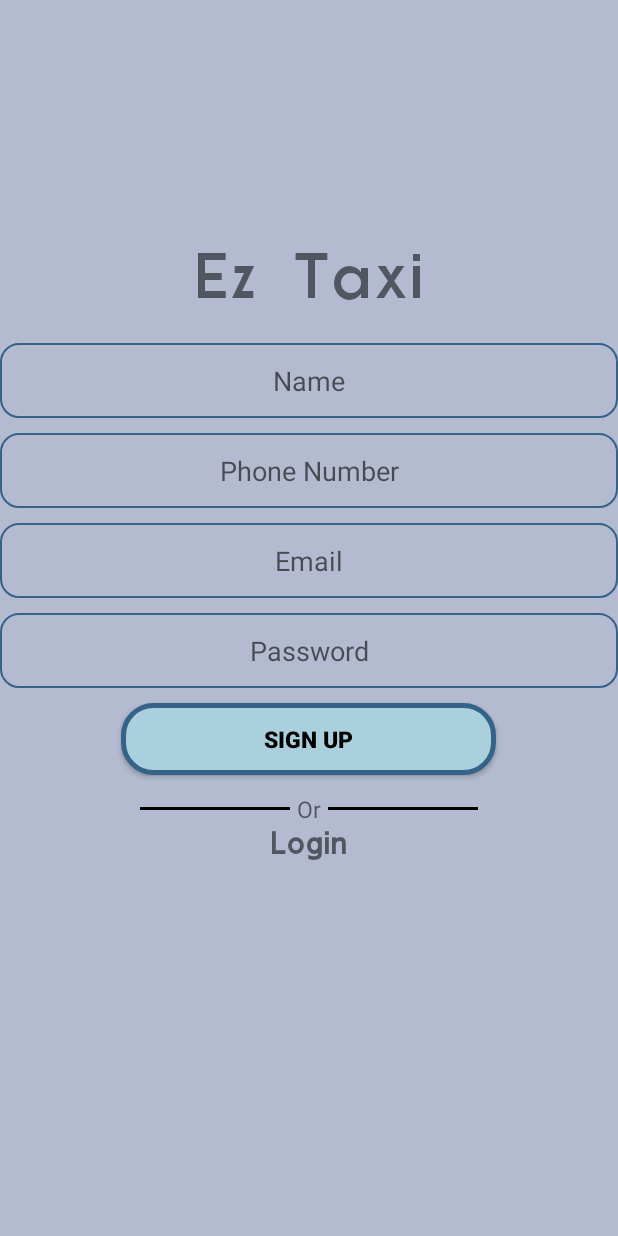
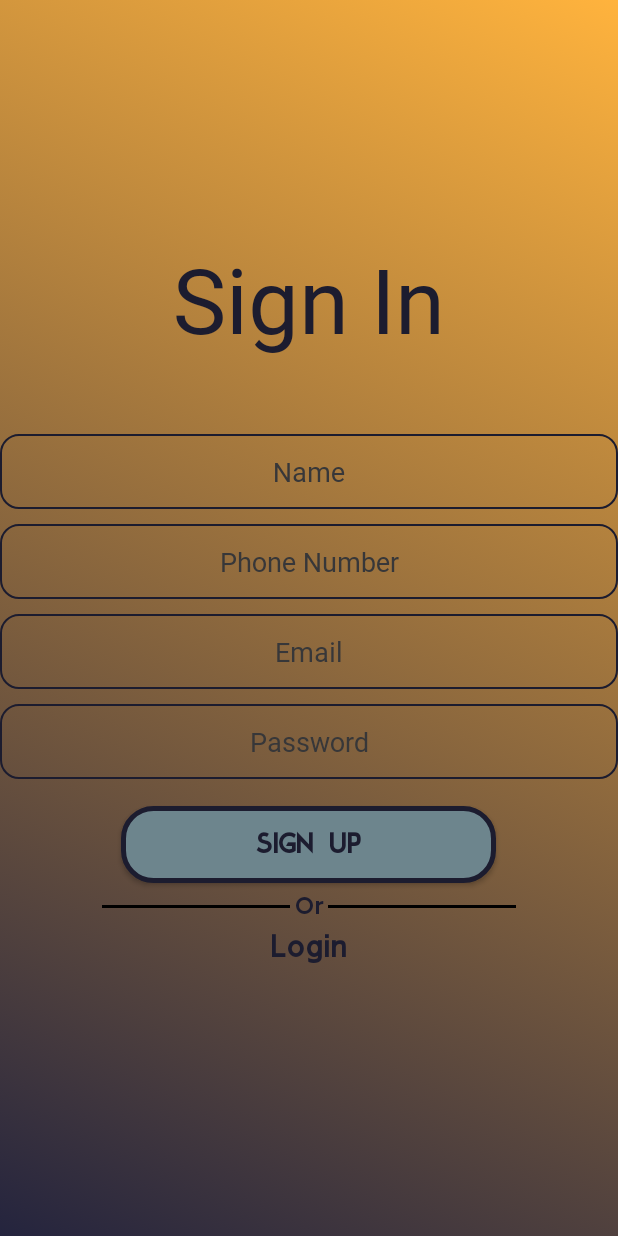
Before and after one commit to EzTaxi/EzTaxi, an Android app: the AdminUserSignUp screen opened directly, with no data from a screen before it, on a phone screen of 412 x 824 dp. Run offline under Robolectric (Android 15) with nearby library versions, the phone set to English and light mode, and no system bars; our stand-ins replace Firebase (no records; nobody signed in at launch, a user with empty details on screens opened directly).

Commit message:
updated_colored

```diff
--- a/EzTaxi/app/src/main/java/com/example/eztaxi/ViewDriver.java
+++ b/EzTaxi/app/src/main/java/com/example/eztaxi/ViewDriver.java
@@ -170,7 +170,7 @@ public class ViewDriver extends AppCompatActivity {
 
                             driverNameText.setText(Name);
                             driverPLTNText.setText(driverplatenum);
-                            driverNumberText.setText(driverNumTxt);
+                            driverNumberText.setText(Number);
 
 
                     }
--- a/EzTaxi/app/src/main/res/drawable/background_main.xml
+++ b/EzTaxi/app/src/main/res/drawable/background_main.xml
@@ -2,7 +2,11 @@
 <selector xmlns:android="http://schemas.android.com/apk/res/android">
     <item>
         <shape>
-            <solid android:color="#b4bbd1"/>
+            <gradient
+                android:startColor="#24243e"
+                android:endColor="#ffb33d"
+                android:angle="45"
+                android:type="linear" />
         </shape>
     </item>
 </selector>
--- a/EzTaxi/app/src/main/res/drawable/custom_button.xml
+++ b/EzTaxi/app/src/main/res/drawable/custom_button.xml
@@ -1,8 +1,8 @@
 <?xml version="1.0" encoding="utf-8"?>
 <shape xmlns:android="http://schemas.android.com/apk/res/android"
     android:shape="rectangle">
-  <stroke android:color="#356288" android:width="3dp"/>
-  <solid android:color="#AACFDD"/>
+  <stroke android:color="#1c1c2f" android:width="3dp"/>
+  <solid android:color="#6d858d"/>
       <!-- <stroke android:color="#356288" android:width="3dp"/> -->
     <corners android:radius="20dp"/>
 </shape>
--- a/EzTaxi/app/src/main/res/drawable/edit_text_border.xml
+++ b/EzTaxi/app/src/main/res/drawable/edit_text_border.xml
@@ -9,6 +9,6 @@
         android:topLeftRadius="12dp"
         android:topRightRadius="12dp"/>
     <stroke
-        android:color="#356288"
+        android:color="#1c1c2f"
         android:width="1dp"/>
 </shape>
--- a/EzTaxi/app/src/main/res/font/moderne.xml
+++ b/EzTaxi/app/src/main/res/font/moderne.xml
@@ -2,6 +2,7 @@
 <font-family xmlns:android="http://schemas.android.com/apk/res/android">
     <font
         android:fontStyle="normal"
-        android:fontWeight="400"
+        android:fontWeight="500"
         android:font="@font/moderne_sans_font" />
+
 </font-family>
--- a/EzTaxi/app/src/main/res/layout/activity_admin_intro_page.xml
+++ b/EzTaxi/app/src/main/res/layout/activity_admin_intro_page.xml
@@ -4,6 +4,7 @@
     xmlns:tools="http://schemas.android.com/tools"
     android:layout_width="match_parent"
     android:layout_height="match_parent"
+    android:background="@drawable/background_main"
     tools:context=".AdminIntroPage"
     android:orientation="vertical"
     android:gravity="center">
--- a/EzTaxi/app/src/main/res/layout/activity_admin_user_sign_up.xml
+++ b/EzTaxi/app/src/main/res/layout/activity_admin_user_sign_up.xml
@@ -12,29 +12,27 @@
     <LinearLayout
         android:layout_width="match_parent"
         android:layout_height="wrap_content"
+        android:layout_alignParentTop="true"
+        android:layout_alignParentBottom="true"
+        android:layout_gravity="center"
+        android:layout_marginTop="59dp"
+        android:layout_marginBottom="85dp"
+        android:gravity="center"
         android:orientation="vertical"
-tools:ignore="MissingConstraints"
-android:layout_gravity="center"
-android:gravity="center"
-android:scrollbars="vertical">
-
-<ImageView
-    android:id="@+id/Logo"
-    android:layout_width="170dp"
-    android:layout_height="154dp"
-    tools:srcCompat="@drawable/eztaxilogo" />
+        android:scrollbars="vertical"
+        tools:ignore="MissingConstraints">
 
         <TextView
             android:layout_width="match_parent"
             android:layout_height="wrap_content"
             android:layout_gravity="center"
-    android:textSize="40sp"
-    android:fontFamily="@font/moderne"
-    android:text="Ez Taxi"
+            android:layout_marginBottom="20dp"
+            android:fontFamily="@font/fs_me_reg"
             android:gravity="center"
-    android:padding="10dp"
-    android:layout_marginBottom="10dp"
-    />
+            android:padding="30dp"
+            android:text="Sign In"
+            android:textColor="#1c1c2f"
+            android:textSize="60sp" />
 
         <EditText
             android:id="@+id/fullName"
@@ -44,6 +42,8 @@ android:scrollbars="vertical">
             android:background="@drawable/edit_text_border"
             android:gravity="center"
             android:hint="Name"
+            android:textColorHint="#373739"
+            android:fontFamily="@font/fs_me_italic"
             android:inputType="textPersonName"
             android:padding="10dp" />
 
@@ -55,6 +55,8 @@ android:scrollbars="vertical">
             android:background="@drawable/edit_text_border"
             android:gravity="center"
             android:hint="Phone Number"
+            android:textColorHint="#373739"
+            android:fontFamily="@font/fs_me_italic"
             android:inputType="number"
             android:padding="10dp" />
 
@@ -63,66 +65,81 @@ android:scrollbars="vertical">
             android:id="@+id/textEmail"
             android:layout_width="match_parent"
             android:layout_height="50dp"
+            android:layout_marginBottom="10dp"
             android:background="@drawable/edit_text_border"
-    android:layout_marginBottom="10dp"
+            android:gravity="center"
+            android:hint="Email"
+            android:textColorHint="#373739"
+            android:fontFamily="@font/fs_me_italic"
             android:inputType="textEmailAddress"
-    android:hint="Email"
-    android:gravity="center"
             android:padding="10dp"
 
             />
+
         <EditText
             android:id="@+id/textPass"
             android:layout_width="match_parent"
             android:layout_height="50dp"
+            android:layout_marginBottom="10dp"
             android:background="@drawable/edit_text_border"
-    android:layout_marginBottom="10dp"
+            android:gravity="center"
+            android:hint="Password"
+            android:textColorHint="#373739"
+            android:fontFamily="@font/fs_me_italic"
             android:inputType="textPassword"
-    android:hint="Password"
-    android:gravity="center"
-    android:padding="10dp"
-    />
+            android:padding="10dp" />
+
         <androidx.appcompat.widget.AppCompatButton
             android:id="@+id/btnSignUpAcc"
             android:layout_width="250dp"
             android:layout_height="wrap_content"
-    android:layout_marginBottom="10dp"
+            android:layout_marginTop="8dp"
+            android:layout_marginBottom="3dp"
             android:background="@drawable/custom_button"
-    android:fontFamily="sans-serif-black"
-    android:padding="10dp"
+            android:fontFamily="@font/moderne_sans_font"
+            android:padding="15dp"
             android:text="Sign up"
-    android:textColor="@color/black"
-    android:textSize="15sp"/>
+            android:textStyle="bold"
+            android:textColor="#1c1c2f"
+            android:textSize="18sp" />
+
         <LinearLayout
             android:layout_width="match_parent"
             android:layout_height="wrap_content"
-    android:orientation="horizontal"
-    android:gravity="center">
+            android:gravity="center"
+            android:orientation="horizontal">
+
             <View
-        android:layout_width="100dp"
+                android:layout_width="125dp"
                 android:layout_height="2dp"
-        android:background="@android:color/black"/>
+                android:background="@android:color/black" />
+
             <TextView
                 android:layout_width="25dp"
                 android:layout_height="25dp"
-        android:textSize="15dp"
+                android:gravity="center"
+                android:fontFamily="@font/moderne"
+                android:textColor="#1c1c2f"
                 android:text="Or"
-        android:gravity="center"/>
+                android:textSize="15dp" />
+
             <View
-        android:layout_width="100dp"
+                android:layout_width="125dp"
                 android:layout_height="2dp"
-        android:background="@android:color/black"/>
+                android:background="@android:color/black" />
         </LinearLayout>
+
         <TextView
             android:id="@+id/loginAcc"
             android:layout_width="wrap_content"
-    android:layout_height="wrap_content"
+            android:layout_height="48dp"
+            android:layout_marginTop="3dp"
+            android:clickable="true"
+            android:fontFamily="@font/moderne_sans_font"
             android:text="Login"
-    android:fontFamily="@font/moderne"
-    android:clickable="true"
-    android:textStyle="bold"
+            android:textColor="#1c1c2f"
             android:textSize="20dp"
-    />
+            android:textStyle="bold" />
     </LinearLayout>
 
 </RelativeLayout>
--- a/EzTaxi/app/src/main/res/layout/activity_complete_ride_passeneger.xml
+++ b/EzTaxi/app/src/main/res/layout/activity_complete_ride_passeneger.xml
@@ -4,6 +4,7 @@
     xmlns:tools="http://schemas.android.com/tools"
     android:layout_width="match_parent"
     android:layout_height="match_parent"
+    android:background="@drawable/background_main"
     tools:context=".CompleteRidePasseneger">
 
     <TextView
--- a/EzTaxi/app/src/main/res/layout/activity_completed_ride_driver.xml
+++ b/EzTaxi/app/src/main/res/layout/activity_completed_ride_driver.xml
@@ -4,6 +4,7 @@
     xmlns:tools="http://schemas.android.com/tools"
     android:layout_width="match_parent"
     android:layout_height="match_parent"
+    android:background="@drawable/background_main"
     tools:context=".CompletedRideDriver">
 
     <TextView
--- a/EzTaxi/app/src/main/res/layout/activity_conversion_of_points.xml
+++ b/EzTaxi/app/src/main/res/layout/activity_conversion_of_points.xml
@@ -4,6 +4,7 @@
     xmlns:tools="http://schemas.android.com/tools"
     android:layout_width="match_parent"
     android:layout_height="match_parent"
+    android:background="@drawable/background_main"
     tools:context=".ConversionOfPoints">
 
     <TextView
--- a/EzTaxi/app/src/main/res/layout/activity_free_ride_page.xml
+++ b/EzTaxi/app/src/main/res/layout/activity_free_ride_page.xml
@@ -4,6 +4,7 @@
     xmlns:tools="http://schemas.android.com/tools"
     android:layout_width="match_parent"
     android:layout_height="match_parent"
+    android:background="@drawable/background_main"
     tools:context=".FreeRidePage">
 
     <TextView
--- a/EzTaxi/app/src/main/res/layout/activity_maps.xml
+++ b/EzTaxi/app/src/main/res/layout/activity_maps.xml
@@ -6,6 +6,7 @@
     android:layout_height="match_parent"
     xmlns:app="http://schemas.android.com/apk/res-auto"
     android:orientation="horizontal"
+    android:background="@drawable/background_main"
     android:layout_gravity="center">
 
 
--- a/EzTaxi/app/src/main/res/layout/activity_maps_for_driver.xml
+++ b/EzTaxi/app/src/main/res/layout/activity_maps_for_driver.xml
@@ -6,6 +6,7 @@ android:layout_width="match_parent"
 android:layout_height="match_parent"
 xmlns:app="http://schemas.android.com/apk/res-auto"
 android:orientation="horizontal"
+    android:background="@drawable/background_main"
 android:layout_gravity="center">
 
 
--- a/EzTaxi/app/src/main/res/layout/activity_maps_for_locate_driver.xml
+++ b/EzTaxi/app/src/main/res/layout/activity_maps_for_locate_driver.xml
@@ -7,6 +7,7 @@ android:layout_width="match_parent"
 android:layout_height="match_parent"
 xmlns:app="http://schemas.android.com/apk/res-auto"
 android:orientation="horizontal"
+    android:background="@drawable/background_main"
 android:layout_gravity="center">
 
 
--- a/EzTaxi/app/src/main/res/layout/activity_recycler.xml
+++ b/EzTaxi/app/src/main/res/layout/activity_recycler.xml
@@ -4,6 +4,7 @@
     xmlns:tools="http://schemas.android.com/tools"
     android:layout_width="match_parent"
     android:layout_height="match_parent"
+    android:background="@drawable/background_main"
     tools:context=".RecyclerActivity">
 
     <androidx.recyclerview.widget.RecyclerView
--- a/EzTaxi/app/src/main/res/layout/activity_view.xml
+++ b/EzTaxi/app/src/main/res/layout/activity_view.xml
@@ -82,6 +82,7 @@
                 android:textSize="50px" />
 
         </LinearLayout>
+
         <LinearLayout
             android:layout_width="match_parent"
             android:layout_height="wrap_content">
@@ -108,6 +109,7 @@
                 android:textSize="50px" />
 
         </LinearLayout>
+
         <LinearLayout
             android:layout_width="match_parent"
             android:layout_height="wrap_content">
@@ -137,4 +139,4 @@
 
     </LinearLayout>
 
-    </androidx.cardview.widget.CardView>
+</androidx.cardview.widget.CardView>
--- a/EzTaxi/app/src/main/res/layout/maps_for_driver_support_layout.xml
+++ b/EzTaxi/app/src/main/res/layout/maps_for_driver_support_layout.xml
@@ -1,6 +1,7 @@
 <?xml version="1.0" encoding="utf-8"?>
 <androidx.constraintlayout.widget.ConstraintLayout xmlns:android="http://schemas.android.com/apk/res/android"
     android:layout_width="match_parent"
-    android:layout_height="match_parent">
+    android:layout_height="match_parent"
+    android:background="@drawable/background_main">
 
 </androidx.constraintlayout.widget.ConstraintLayout>
--- a/EzTaxi/app/src/main/res/layout/maps_for_locdriv.xml
+++ b/EzTaxi/app/src/main/res/layout/maps_for_locdriv.xml
@@ -1,6 +1,7 @@
 <?xml version="1.0" encoding="utf-8"?>
 <androidx.constraintlayout.widget.ConstraintLayout xmlns:android="http://schemas.android.com/apk/res/android"
     android:layout_width="match_parent"
-    android:layout_height="match_parent">
+    android:layout_height="match_parent"
+    android:background="@drawable/background_main">
 
 </androidx.constraintlayout.widget.ConstraintLayout>
```
Also changed, not shown: EzTaxi/app/src/main/res/font/font.xml (+12 -1 lines), EzTaxi/app/src/main/res/layout/activity_passenger_intro_page.xml (+33 -14 lines). Lines whose indentation alone changed are shown as unchanged.
